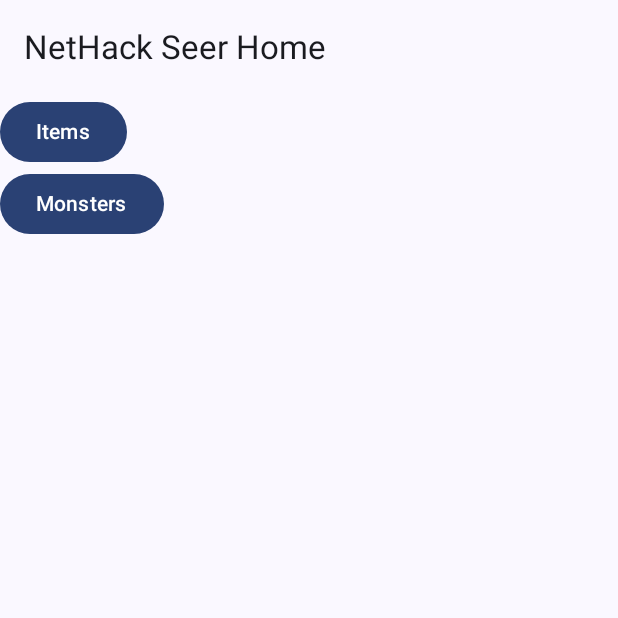
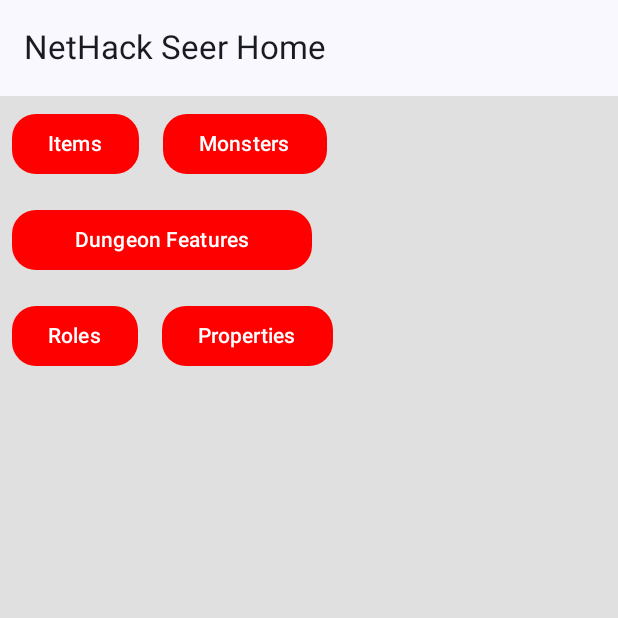
Before and after one commit to jera1470/NetHackSeer, an Android app built with Jetpack Compose: the screen it shows after launch (MainActivity), on a phone screen of 412 x 824 dp, the top half of it. Run offline under Robolectric (Android 15) with nearby library versions, the phone set to English and light mode, and no system bars.

Commit message:
UI: Added three buttons for more types, offset homeViewModel for now

```diff
--- a/app/src/main/java/com/example/nethackseer/ui/homescreen/HomeScreen.kt
+++ b/app/src/main/java/com/example/nethackseer/ui/homescreen/HomeScreen.kt
@@ -1,15 +1,24 @@
 package com.example.nethackseer.ui.homescreen
 
+import androidx.compose.foundation.background
+import androidx.compose.foundation.layout.Arrangement
 import androidx.compose.foundation.layout.Column
+import androidx.compose.foundation.layout.Row
+import androidx.compose.foundation.layout.fillMaxSize
 import androidx.compose.foundation.layout.padding
+import androidx.compose.foundation.layout.widthIn
+import androidx.compose.foundation.shape.RoundedCornerShape
 import androidx.compose.material3.Button
+import androidx.compose.material3.ButtonDefaults
 import androidx.compose.material3.ExperimentalMaterial3Api
 import androidx.compose.material3.Scaffold
 import androidx.compose.material3.Text
 import androidx.compose.material3.TopAppBar
 import androidx.compose.runtime.Composable
 import androidx.compose.ui.Modifier
+import androidx.compose.ui.graphics.Color
 import androidx.compose.ui.tooling.preview.Preview
+import androidx.compose.ui.unit.dp
 import androidx.lifecycle.viewmodel.compose.viewModel
 import com.example.nethackseer.ui.theme.NetHackSeerTheme
 
@@ -22,22 +31,67 @@ fun HomeScreen(
 //    onSettingsClicked: () -> Unit,
 //    onAboutClicked: () -> Unit
 ) {
-    Scaffold (
+    val buttonShape = RoundedCornerShape(16.dp)
+    val buttonColors = ButtonDefaults.buttonColors(containerColor = Color.Red)
+    val buttonModifier = Modifier.padding(8.dp)
+
+    Scaffold(
         topBar = {
             TopAppBar(title = {
                 Text(text = "NetHack Seer Home")
             })
         }
-    ){
-        innerPadding ->
+    ) { innerPadding ->
         Column(
-            modifier = Modifier.padding(innerPadding)
+            modifier = Modifier
+                .padding(innerPadding)
+                .fillMaxSize()
+                .background(Color(0xFFE0E0E0)), // Light gray background
+            verticalArrangement = Arrangement.Top
         ) {
-            Button(onClick = { homeViewModel.onItemsClicked() }) {
-                Text(text = "Items")
+            Row {
+                Button(
+                    onClick = { /*TODO*/ },
+                    shape = buttonShape,
+                    colors = buttonColors,
+                    modifier = buttonModifier
+                ) {
+                    Text(text = "Items")
+                }
+                Button(
+                    onClick = { /*TODO*/ },
+                    shape = buttonShape,
+                    colors = buttonColors,
+                    modifier = buttonModifier
+                ) {
+                    Text(text = "Monsters")
+                }
             }
-            Button(onClick = { homeViewModel.onMonstersClicked() }) {
-                Text(text = "Monsters")
+            Button(
+                onClick = { /*TODO*/ },
+                shape = buttonShape,
+                colors = buttonColors,
+                modifier = buttonModifier.widthIn(min = 200.dp) // Make this button wider
+            ) {
+                Text(text = "Dungeon Features")
+            }
+            Row {
+                Button(
+                    onClick = { /*TODO*/ },
+                    shape = buttonShape,
+                    colors = buttonColors,
+                    modifier = buttonModifier
+                ) {
+                    Text(text = "Roles")
+                }
+                Button(
+                    onClick = { /*TODO*/ },
+                    shape = buttonShape,
+                    colors = buttonColors,
+                    modifier = buttonModifier
+                ) {
+                    Text(text = "Properties")
+                }
             }
         }
     }
```
